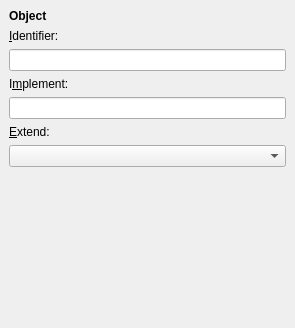
Qt form cokoon/cokoon/themeeditor/edit_object.ui (mathieujobin/kde-playground-artwork) before a commit.
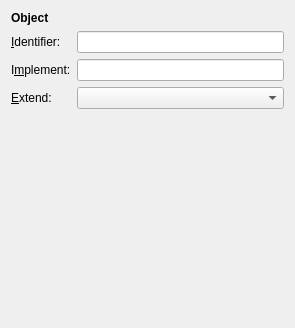
The same form after that commit.

Patch:
```diff
--- a/cokoon/cokoon/themeeditor/edit_object.ui
+++ b/cokoon/cokoon/themeeditor/edit_object.ui
@@ -9,30 +9,15 @@
     <height>328</height>
    </rect>
   </property>
-  <layout class="QVBoxLayout" >
-   <property name="spacing" >
-    <number>6</number>
-   </property>
-   <property name="leftMargin" >
-    <number>9</number>
-   </property>
-   <property name="topMargin" >
-    <number>9</number>
-   </property>
-   <property name="rightMargin" >
-    <number>9</number>
-   </property>
-   <property name="bottomMargin" >
-    <number>9</number>
-   </property>
-   <item>
+  <layout class="QGridLayout" >
+   <item row="0" column="0" colspan="2" >
     <widget class="QLabel" name="label_4" >
      <property name="text" >
       <string>&lt;b>Object&lt;/b></string>
      </property>
     </widget>
    </item>
-   <item>
+   <item row="1" column="0" >
     <widget class="QLabel" name="label" >
      <property name="text" >
       <string>&amp;Identifier:</string>
@@ -42,10 +27,10 @@
      </property>
     </widget>
    </item>
-   <item>
+   <item row="1" column="1" >
     <widget class="QLineEdit" name="identifier" />
    </item>
-   <item>
+   <item row="2" column="0" >
     <widget class="QLabel" name="label_3" >
      <property name="text" >
       <string>I&amp;mplement:</string>
@@ -55,10 +40,10 @@
      </property>
     </widget>
    </item>
-   <item>
+   <item row="2" column="1" >
     <widget class="QLineEdit" name="implement" />
    </item>
-   <item>
+   <item row="3" column="0" >
     <widget class="QLabel" name="label_2" >
      <property name="text" >
       <string>&amp;Extend:</string>
@@ -68,18 +53,18 @@
      </property>
     </widget>
    </item>
-   <item>
+   <item row="3" column="1" >
     <widget class="QComboBox" name="extend" />
    </item>
-   <item>
+   <item row="4" column="1" >
     <spacer>
      <property name="orientation" >
       <enum>Qt::Vertical</enum>
      </property>
      <property name="sizeHint" >
       <size>
-       <width>202</width>
-       <height>181</height>
+       <width>101</width>
+       <height>121</height>
       </size>
      </property>
     </spacer>
```
